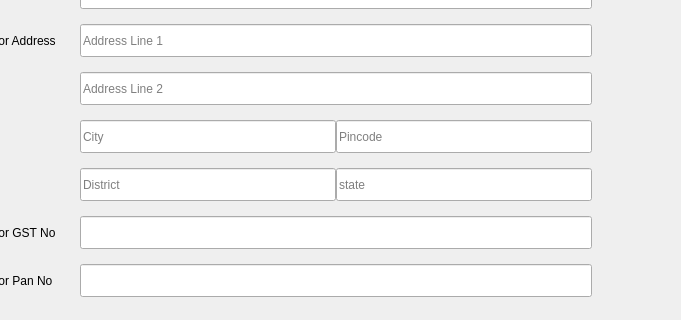
This is add_new_vendor.ui in RishabMunot/pyqt-invoicing-software as Qt 5 draws it before an edit; both pictures show x 119 to 800 and y 154 to 474 of the 800 by 600 pixel window. The edited form follows.
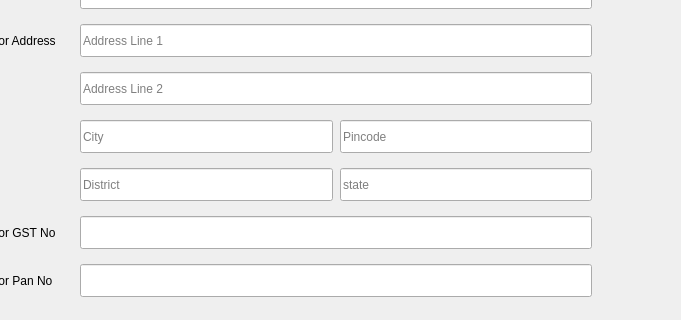
This is the edited form.

The edit to the form file:
```diff
--- a/add_new_vendor.ui
+++ b/add_new_vendor.ui
@@ -55,6 +55,9 @@
      </property>
      <item row="3" column="2">
       <layout class="QHBoxLayout" name="horizontalLayout">
+       <property name="spacing">
+        <number>7</number>
+       </property>
        <item>
         <widget class="QLineEdit" name="add_city">
          <property name="sizePolicy">
@@ -85,6 +88,9 @@
      </item>
      <item row="4" column="2">
       <layout class="QHBoxLayout" name="horizontalLayout_2">
+       <property name="spacing">
+        <number>7</number>
+       </property>
        <item>
         <widget class="QLineEdit" name="add_district">
          <property name="sizePolicy">
```
